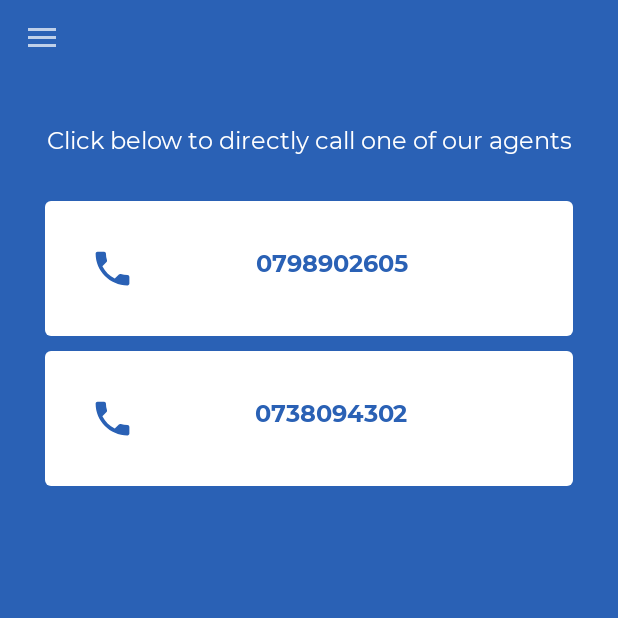
After one commit to josendungu/ABC-Client-Version, an Android app: the ContactFragment screen opened through its navigation route, on a phone screen of 412 x 824 dp, the top half of it. The commit adds this screen. Run offline under Robolectric (Android 15) with nearby library versions, the phone set to English and light mode, and no system bars; our stand-ins replace data binding, navigation-ui; 4 statements that could not run were skipped.

Commit message:
fixing bugs

```diff
--- a/app/src/main/AndroidManifest.xml
+++ b/app/src/main/AndroidManifest.xml
@@ -1,6 +1,9 @@
 <?xml version="1.0" encoding="utf-8"?>
 <manifest xmlns:android="http://schemas.android.com/apk/res/android"
     package="com.android.abc">
+
+
+    <uses-permission android:name="android.permission.CALL_PHONE"/>
 
     <application
         android:allowBackup="true"
--- a/app/src/main/java/com/android/abc/data/models/ScheduleDetails.kt
+++ b/app/src/main/java/com/android/abc/data/models/ScheduleDetails.kt
@@ -16,6 +16,7 @@ data class ScheduleDetails(
     var county: String? = null,
     var town: String? = null,
     var locationDetails: String? = null,
+    var instrictions: String? = null,
     var day: String? = null,
     var time: String? = null,
     var assignedTo: String? = null
--- /dev/null
+++ b/app/src/main/java/com/android/abc/fragments/ContactFragment.kt
@@ -0,0 +1,113 @@
+package com.android.abc.fragments
+
+import android.Manifest
+import android.content.Context
+import android.content.Intent
+import android.content.pm.PackageManager
+import android.net.Uri
+import android.os.Bundle
+import androidx.fragment.app.Fragment
+import android.view.LayoutInflater
+import android.view.View
+import android.view.ViewGroup
+import androidx.core.app.ActivityCompat
+import androidx.core.content.ContextCompat
+import androidx.navigation.fragment.navArgs
+import com.android.abc.R
+import com.android.abc.activity.DrawerLocker
+import com.android.abc.activity.SetupActionBar
+import com.android.abc.data.models.Client
+import com.android.abc.databinding.FragmentContactBinding
+import com.android.abc.databinding.FragmentDashboardBinding
+import java.lang.Exception
+
+class ContactFragment : Fragment() {
+
+    private val REQUEST_CALL = 1
+    private var _binding: FragmentContactBinding? = null
+    private val binding get() = _binding!!
+
+    private val args by navArgs<DashboardFragmentArgs>()
+
+    private lateinit var client: Client
+    private lateinit var setupActionBar: SetupActionBar
+
+    override fun onAttach(context: Context) {
+        super.onAttach(context)
+
+        try {
+            setupActionBar = (activity as SetupActionBar)
+        } catch (e: Exception){
+            throw ClassCastException(activity.toString() + " must implement MyInterface");
+        }
+    }
+
+
+    override fun onCreateView(
+        inflater: LayoutInflater, container: ViewGroup?,
+        savedInstanceState: Bundle?
+    ): View? {
+        _binding = FragmentContactBinding.inflate(inflater, container, false)
+
+        setupToolBar()
+        client = args.clientDetails
+
+        binding.phoneOne.setOnClickListener {
+
+            binding.message.text = getString(R.string.call)
+            binding.message.setTextColor(ContextCompat.getColor(requireContext(), R.color.white))
+
+            val callIntent = Intent(Intent.ACTION_CALL)
+            callIntent.data = Uri.parse("tel:${resources.getString(R.string.phone_1)}")
+
+            if (checkCallPermission()){
+                startActivity(callIntent)
+            } else {
+                binding.message.text = getString(R.string.call_permission)
+                binding.message.setTextColor(ContextCompat.getColor(requireContext(), R.color.red))
+            }
+        }
+
+        binding.phoneTwo.setOnClickListener {
+
+            binding.message.text = getString(R.string.call_permission)
+            binding.message.setTextColor(ContextCompat.getColor(requireContext(), R.color.red))
+
+            val callIntent = Intent(Intent.ACTION_CALL)
+            callIntent.data = Uri.parse("tel:${resources.getString(R.string.phone_2)}")
+
+            if (checkCallPermission()){
+                startActivity(callIntent)
+            } else {
+                binding.message.text = getString(R.string.call)
+                binding.message.setTextColor(ContextCompat.getColor(requireContext(), R.color.white))
+            }
+        }
+
+        return binding.root
+    }
+
+    private fun checkCallPermission() : Boolean {
+        return if (ActivityCompat.checkSelfPermission(requireContext(), Manifest.permission.CALL_PHONE) != PackageManager.PERMISSION_GRANTED){
+            ActivityCompat.requestPermissions(
+                requireActivity(),
+                arrayOf(Manifest.permission.CALL_PHONE),
+                REQUEST_CALL
+            )
+
+            ActivityCompat.checkSelfPermission(requireContext(), Manifest.permission.CALL_PHONE) == PackageManager.PERMISSION_GRANTED
+
+
+        } else {
+            true
+        }
+    }
+
+
+    private fun setupToolBar() {
+        binding.toolBarLayout.title = ""
+        setupActionBar.setup(binding.toolBarLayout, R.id.dashboardFragment)
+    }
+
+
+}
--- a/app/src/main/java/com/android/abc/fragments/scheduleValuation/ScheduleDayFragment.kt
+++ b/app/src/main/java/com/android/abc/fragments/scheduleValuation/ScheduleDayFragment.kt
@@ -84,7 +84,6 @@ class ScheduleDayFragment : Fragment(), DatePickerDialog.OnDateSetListener, Time
         drawerLocker.lockDrawer()
 
         binding.progressBar.indeterminateDrawable.setColorFilter(ContextCompat.getColor(requireContext(), R.color.white), android.graphics.PorterDuff.Mode.SRC_ATOP)
-
         binding.plateNumber.text = scheduleDetails.plateNumber
 
         pickTime()
@@ -111,6 +110,7 @@ class ScheduleDayFragment : Fragment(), DatePickerDialog.OnDateSetListener, Time
 
                     scheduleDetails.day = finalDate
                     scheduleDetails.time = finalTime
+                    scheduleDetails.instrictions = binding.editTextRelevantDetails.text.toString()
 
                     val firebaseDatabase = FirebaseDatabase.getInstance()
                     val databaseReference = firebaseDatabase.getReference("ScheduledValuations/")
--- /dev/null
+++ b/app/src/main/res/drawable/ic_phone.xml
@@ -0,0 +1,5 @@
+<vector android:height="24dp" android:tint="#2A61B5"
+    android:viewportHeight="24" android:viewportWidth="24"
+    android:width="24dp" xmlns:android="http://schemas.android.com/apk/res/android">
+    <path android:fillColor="@android:color/white" android:pathData="M6.62,10.79c1.44,2.83 3.76,5.14 6.59,6.59l2.2,-2.2c0.27,-0.27 0.67,-0.36 1.02,-0.24 1.12,0.37 2.33,0.57 3.57,0.57 0.55,0 1,0.45 1,1V20c0,0.55 -0.45,1 -1,1 -9.39,0 -17,-7.61 -17,-17 0,-0.55 0.45,-1 1,-1h3.5c0.55,0 1,0.45 1,1 0,1.25 0.2,2.45 0.57,3.57 0.11,0.35 0.03,0.74 -0.25,1.02l-2.2,2.2z"/>
+</vector>
--- /dev/null
+++ b/app/src/main/res/drawable/phone_background.xml
@@ -0,0 +1,10 @@
+<?xml version="1.0" encoding="utf-8"?>
+<selector xmlns:android="http://schemas.android.com/apk/res/android">
+
+    <item android:state_enabled="true">
+        <shape android:shape="rectangle">
+            <solid android:color="@color/white"/>
+            <corners android:radius="4dp"/>
+        </shape>
+    </item>
+</selector>
--- /dev/null
+++ b/app/src/main/res/layout/fragment_contact.xml
@@ -0,0 +1,107 @@
+<?xml version="1.0" encoding="utf-8"?>
+<layout xmlns:android="http://schemas.android.com/apk/res/android"
+    xmlns:tools="http://schemas.android.com/tools"
+    xmlns:app="http://schemas.android.com/apk/res-auto">
+
+    <data>
+
+    </data>
+
+    <androidx.constraintlayout.widget.ConstraintLayout
+        android:layout_width="match_parent"
+        android:background="@color/blue"
+        android:layout_height="match_parent"
+        tools:context="fragments.ContactFragment">
+
+        <androidx.appcompat.widget.Toolbar
+            android:id="@+id/toolBarLayout"
+            app:layout_constraintEnd_toEndOf="parent"
+            app:layout_constraintStart_toStartOf="parent"
+            app:layout_constraintTop_toTopOf="parent"
+            android:layout_width="match_parent"
+            android:layout_height="50dp"
+            android:background="@color/blue"
+            android:theme="@style/ThemeOverlay.AppCompat.Dark" />
+
+
+        <TextView
+            android:id="@+id/message"
+            android:layout_width="0dp"
+            android:layout_height="wrap_content"
+            android:layout_marginTop="32dp"
+            android:fontFamily="@font/montserrat_regular"
+            android:text="@string/call"
+            android:textAlignment="center"
+            android:textColor="@color/white"
+            android:textSize="16sp"
+            app:layout_constraintEnd_toEndOf="parent"
+            app:layout_constraintHorizontal_bias="0.5"
+            app:layout_constraintStart_toStartOf="parent"
+            app:layout_constraintTop_toBottomOf="@+id/toolBarLayout" />
+
+
+        <LinearLayout
+            android:id="@+id/phone_one"
+            android:layout_width="0dp"
+            android:layout_height="wrap_content"
+            android:layout_marginStart="30dp"
+            android:layout_marginTop="30dp"
+            android:layout_marginEnd="30dp"
+            android:background="@drawable/phone_background"
+            android:orientation="horizontal"
+            android:padding="30dp"
+            app:layout_constraintEnd_toEndOf="parent"
+            app:layout_constraintStart_toStartOf="parent"
+            app:layout_constraintTop_toBottomOf="@+id/message">
+
+            <ImageView
+                android:layout_width="30dp"
+                android:layout_height="30dp"
+                android:src="@drawable/ic_phone"
+                android:contentDescription="@string/phone" />
+
+            <TextView
+                android:layout_width="match_parent"
+                android:layout_height="wrap_content"
+                android:fontFamily="@font/montserrat_bold"
+                android:gravity="center_horizontal"
+                android:text="@string/phone_1"
+                android:textColor="@color/blue"
+                android:textSize="16sp" />
+
+        </LinearLayout>
+
+        <LinearLayout
+            android:id="@+id/phone_two"
+            android:layout_width="0dp"
+            android:layout_height="wrap_content"
+            android:layout_marginTop="10dp"
+            android:layout_marginStart="30dp"
+            android:layout_marginEnd="30dp"
+            android:background="@drawable/phone_background"
+            android:orientation="horizontal"
+            android:padding="30dp"
+            app:layout_constraintEnd_toEndOf="parent"
+            app:layout_constraintStart_toStartOf="parent"
+            app:layout_constraintTop_toBottomOf="@+id/phone_one">
+
+            <ImageView
+                android:layout_width="30dp"
+                android:layout_height="30dp"
+                android:src="@drawable/ic_phone"
+                android:contentDescription="@string/phone" />
+
+            <TextView
+                android:layout_width="match_parent"
+                android:layout_height="wrap_content"
+                android:fontFamily="@font/montserrat_bold"
+                android:gravity="center_horizontal"
+                android:text="@string/phone_2"
+                android:textColor="@color/blue"
+                android:textSize="16sp" />
+
+        </LinearLayout>
+
+
+    </androidx.constraintlayout.widget.ConstraintLayout>
+</layout>
--- a/app/src/main/res/menu/drawer_view.xml
+++ b/app/src/main/res/menu/drawer_view.xml
@@ -26,6 +26,10 @@
             android:id="@+id/road_side"
             android:title="@string/road_side_assistance"/>
 
+        <item
+            android:id="@+id/contact"
+            android:title="@string/contact_us"/>
+
     </group>
 
 </menu>
--- a/app/src/main/res/navigation/fragment_navigation.xml
+++ b/app/src/main/res/navigation/fragment_navigation.xml
@@ -88,6 +88,9 @@
             android:name="clientAddSuccess"
             app:argType="boolean"
             android:defaultValue="false" />
+        <action
+            android:id="@+id/action_dashboardFragment_to_contactFragment"
+            app:destination="@id/contactFragment" />
     </fragment>
     <fragment
         android:id="@+id/scheduleCarDetailsFragment"
@@ -184,4 +187,13 @@
             android:name="clientDetails"
             app:argType="com.android.abc.data.models.Client" />
     </fragment>
+    <fragment
+        android:id="@+id/contactFragment"
+        android:name="com.android.abc.fragments.ContactFragment"
+        android:label="fragment_contact"
+        tools:layout="@layout/fragment_contact" >
+        <action
+            android:id="@+id/action_contactFragment_to_dashboardFragment"
+            app:destination="@id/dashboardFragment" />
+    </fragment>
 </navigation>
--- a/app/src/main/res/values/strings.xml
+++ b/app/src/main/res/values/strings.xml
@@ -44,4 +44,11 @@
     <string name="open_nav">Open navigation drawer</string>
     <string name="close_nav">Close navigation drawer</string>
     <string name="client_name">Client Name</string>
+    <string name="contact_us">Contact Us</string>
+    <string name="call">Click below to directly call one of our agents</string>
+    <string name="phone_2">0738094302</string>
+    <string name="phone_1">0798902605</string>
+    <string name="phone">Phone</string>
+    <string name="call_permission">\"You have not given the app permission to make calls. Click on the phone number to grant permission to the app \"</string>
+    <string name="logo">logo</string>
 </resources>
```
Also changed, not shown: app/src/main/java/com/android/abc/activity/MainActivity.kt (+11 -11 lines), app/src/main/res/layout/navigation_header.xml (+12 -4 lines), app/src/main/res/drawable/abc_logo.png (added).
